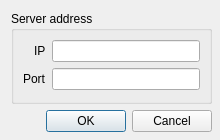
Jasyer/Praktikum, file Server/dialogserversettings.ui: the form before one commit.
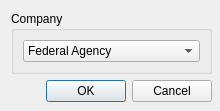
The form after the commit.

Diff of the .ui file:
```diff
--- a/Server/dialogserversettings.ui
+++ b/Server/dialogserversettings.ui
@@ -7,65 +7,41 @@
     <x>0</x>
     <y>0</y>
     <width>220</width>
-    <height>140</height>
+    <height>111</height>
    </rect>
   </property>
   <property name="windowTitle">
    <string>Dialog</string>
   </property>
-  <widget class="QWidget" name="">
-   <property name="geometry">
-    <rect>
-     <x>0</x>
-     <y>0</y>
-     <width>2</width>
-     <height>2</height>
-    </rect>
-   </property>
-   <layout class="QGridLayout" name="gridLayout"/>
-  </widget>
-  <widget class="QWidget" name="">
+  <widget class="QWidget" name="layoutWidget">
    <property name="geometry">
     <rect>
      <x>11</x>
      <y>11</y>
      <width>201</width>
-     <height>121</height>
+     <height>91</height>
     </rect>
    </property>
    <layout class="QGridLayout" name="gridLayout_3">
     <item row="0" column="0">
      <widget class="QGroupBox" name="groupBox">
       <property name="title">
-       <string>Server address</string>
+       <string>Company</string>
       </property>
       <layout class="QGridLayout" name="gridLayout_2">
        <item row="0" column="0">
-        <layout class="QFormLayout" name="formLayout">
-         <property name="labelAlignment">
-          <set>Qt::AlignRight|Qt::AlignTrailing|Qt::AlignVCenter</set>
-         </property>
-         <item row="0" column="0">
-          <widget class="QLabel" name="label">
-           <property name="text">
-            <string>IP</string>
-           </property>
-          </widget>
+        <widget class="QComboBox" name="typeCompany">
+         <item>
+          <property name="text">
+           <string>Federal Agency</string>
+          </property>
          </item>
-         <item row="0" column="1">
-          <widget class="QLineEdit" name="textIP"/>
+         <item>
+          <property name="text">
+           <string>Ministry</string>
+          </property>
          </item>
-         <item row="1" column="0">
-          <widget class="QLabel" name="label_2">
-           <property name="text">
-            <string>Port</string>
-           </property>
-          </widget>
-         </item>
-         <item row="1" column="1">
-          <widget class="QLineEdit" name="textPort"/>
-         </item>
-        </layout>
+        </widget>
        </item>
       </layout>
      </widget>
```
